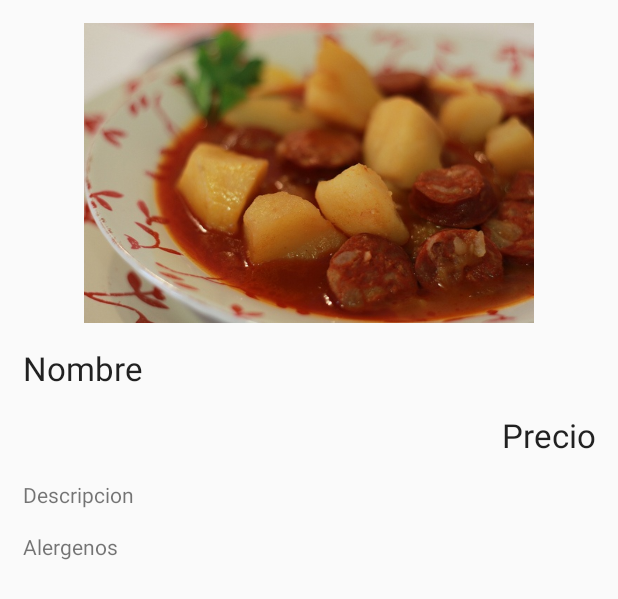
After one commit to edugonzlz/Ristorapp, an Android app: the layout fragment_dish.xml on its own in the app's theme, with its tools: preview values and no code run, on a phone screen of 412 x 824 dp. The commit adds this screen. Shown: the top 599 px of the screen. Run offline under Robolectric (Android 15) with nearby library versions, the phone set to English and light mode, and no system bars.

Commit message:
Presentamos carta, presentamos detalle de plato

```diff
--- a/app/src/main/AndroidManifest.xml
+++ b/app/src/main/AndroidManifest.xml
@@ -22,6 +22,9 @@
         <activity android:name=".activity.MainDishListActivity">
 
         </activity>
+        <activity android:name=".activity.DishActivity">
+
+        </activity>
 
     </application>
 
--- a/app/src/main/res/layout/activity_main_dish_list.xml
+++ b/app/src/main/res/layout/activity_main_dish_list.xml
@@ -7,6 +7,7 @@
     <include layout="@layout/toolbar_main" />
 
     <FrameLayout
+        android:id="@+id/fragment_main_dish_list"
         android:layout_width="match_parent"
         android:layout_height="match_parent">
 
--- /dev/null
+++ b/app/src/main/res/layout/fragment_dish.xml
@@ -0,0 +1,47 @@
+<?xml version="1.0" encoding="utf-8"?>
+<LinearLayout xmlns:android="http://schemas.android.com/apk/res/android"
+              android:orientation="vertical"
+              android:layout_width="match_parent"
+              android:layout_height="match_parent"
+              android:layout_margin="15dp">
+    <ImageView
+        android:id="@+id/dish_image"
+        android:layout_width="match_parent"
+        android:layout_height="200dp"
+        android:layout_marginBottom="15dp"
+        android:src="@drawable/patatas"/>
+
+    <TextView
+        android:id="@+id/dish_name"
+        android:layout_width="match_parent"
+        android:layout_height="wrap_content"
+        android:layout_marginBottom="15dp"
+        android:text="Nombre"
+        android:textAppearance="@style/TextAppearance.AppCompat.Large"/>
+
+    <TextView
+        android:id="@+id/dish_price"
+        android:layout_width="match_parent"
+        android:layout_height="wrap_content"
+        android:layout_marginBottom="15dp"
+        android:text="Precio"
+        android:textAppearance="@style/TextAppearance.AppCompat.Large"
+        android:textAlignment="viewEnd"/>
+
+    <TextView
+        android:id="@+id/dish_description"
+        android:layout_width="match_parent"
+        android:layout_height="wrap_content"
+        android:layout_marginBottom="15dp"
+        android:text="Descripcion"/>
+
+    <TextView
+        android:id="@+id/dish_allergens"
+        android:layout_width="match_parent"
+        android:layout_height="wrap_content"
+        android:layout_below="@id/dish_name"
+        android:layout_marginBottom="15dp"
+        android:text="Alergenos"/>
+
+
+</LinearLayout>
--- a/app/src/main/res/layout/fragment_main_dish_list.xml
+++ b/app/src/main/res/layout/fragment_main_dish_list.xml
@@ -1,12 +1,12 @@
 <?xml version="1.0" encoding="utf-8"?>
-<LinearLayout xmlns:android="http://schemas.android.com/apk/res/android"
+<FrameLayout xmlns:android="http://schemas.android.com/apk/res/android"
               android:orientation="vertical"
               android:layout_width="match_parent"
               android:layout_height="match_parent">
 
     <android.support.v7.widget.RecyclerView
-        android:id="@+id/list"
+        android:id="@+id/recycler_view"
         android:layout_width="match_parent"
         android:layout_height="match_parent"/>
 
-</LinearLayout>
+</FrameLayout>
--- a/app/src/main/res/values/strings.xml
+++ b/app/src/main/res/values/strings.xml
@@ -1,3 +1,4 @@
 <resources>
     <string name="app_name">Ristorapp</string>
+    <string name="transition_to_detail">transition_to_detail</string>
 </resources>
```
Also changed, not shown: app/src/main/java/com/edugonzlz/ristorapp/activity/DishActivity.java (+56 -1 lines), app/src/main/java/com/edugonzlz/ristorapp/activity/MainDishListActivity.java (+6 -11 lines), app/src/main/java/com/edugonzlz/ristorapp/adapter/DishListRecyclerViewAdapter.java (+18 -3 lines), app/src/main/java/com/edugonzlz/ristorapp/fragment/DishListFragment.java (+5 -3 lines), app/src/main/java/com/edugonzlz/ristorapp/fragment/MainDishListFragment.java (+22 -6 lines), app/src/main/java/com/edugonzlz/ristorapp/fragment/TableListFragment.java (+1 -10 lines), app/src/main/java/com/edugonzlz/ristorapp/model/DishListModel.java (+13 -2 lines), app/src/main/java/com/edugonzlz/ristorapp/model/DishModel.java (+6 -3 lines), app/src/main/java/com/edugonzlz/ristorapp/model/TableModel.java (+8 -9 lines), app/src/main/res/layout/activity_dish.xml (added, +57 -0 lines).
